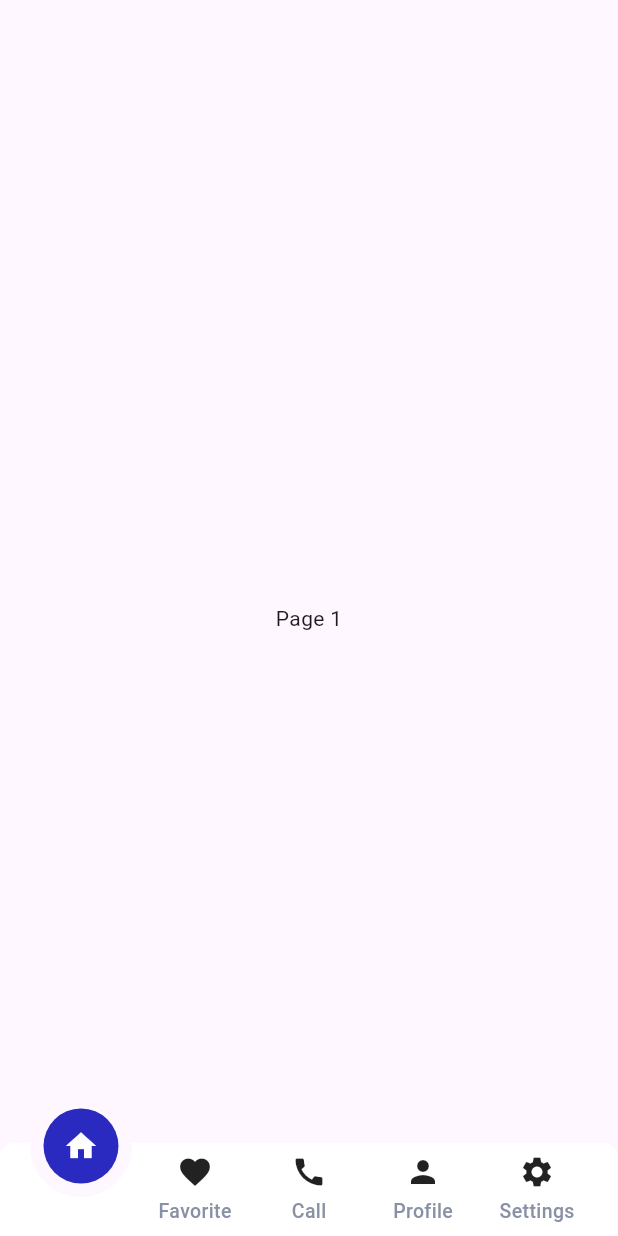
After one commit to sedrabarakat/Doctors-Medical-Center-App, a Flutter app: the BottomNavigationScreen screen opened by its route, on a phone screen of 412 x 824 dp. The commit adds this screen. Run offline on Flutter 3.47's test engine with Material 3 defaults, Android fonts, the light colour scheme and no system bars; drawn by our look-alikes of animated_notch_bottom_bar; our stand-ins replace animate_do, bloc, dartz, dio, flutter_bloc, flutter_staggered_animations and 8 more; missing offline and left inert: floating_bubbles, flutter_timer_countdown.

Commit message:
bottom navigation bar

```diff
--- a/lib/core/domain/urls/app_url.dart
+++ b/lib/core/domain/urls/app_url.dart
@@ -1,4 +1,4 @@
-const baseServ = "http://192.168.1.13:8000/";
+const baseServ = "http://192.168.1.10:8000/";
 const baseUrl = "${baseServ}api/";
 const auth = 'auth/';
 
--- a/lib/core/helper/image_helper.dart
+++ b/lib/core/helper/image_helper.dart
@@ -4,7 +4,6 @@ import 'dart:io';
 class ImageHelper {
   static final ImagePicker _imagePicker = ImagePicker();
   static Future<File?> pickImage(ImageSource source) async {
-    print("HELLO WORLD");
     XFile? pickedImage;
     switch (source) {
       case ImageSource.camera:
--- a/lib/core/routing/app_router.dart
+++ b/lib/core/routing/app_router.dart
@@ -1,6 +1,7 @@
 import 'package:doctor_app/src/features/auth/presentation/pages/login_screen.dart';
 import 'package:doctor_app/src/features/auth/presentation/pages/signup_screen.dart';
 import 'package:doctor_app/src/features/auth/presentation/pages/verification_code_screen.dart';
+import 'package:doctor_app/src/features/bottom_navigation_screen/bottom_navigation_screen.dart';
 import 'package:doctor_app/src/features/splash/splash_screen.dart';
 import 'package:go_router/go_router.dart';
 
@@ -8,6 +9,8 @@ class AppRouter {
   static const kLogin = '/login';
   static const kSignUp = '/sign_up';
   static const kVerificationCode = '/verification_code';
+  static const kBottomNavigationScreen = '/bottom_navigation_screen';
+
   static final router = GoRouter(
     routes: [
       GoRoute(
@@ -25,7 +28,11 @@ class AppRouter {
       GoRoute(
         path: kVerificationCode,
         builder: (context, state) => const VerificationCodeScreen(),
-      )
+      ),
+      GoRoute(
+        path: kBottomNavigationScreen,
+        builder: (context, state) => const BottomNavigationScreen(),
+      ),
     ],
   );
 }
--- a/lib/core/utils/style_manager.dart
+++ b/lib/core/utils/style_manager.dart
@@ -37,6 +37,11 @@ class StyleManager {
     fontWeight: FontWeight.w500,
     color: ColorsHelper.white,
   );
+  static TextStyle fontMedium13 = const TextStyle(
+    fontWeight: FontWeight.w500,
+    fontSize: 13,
+    color: ColorsHelper.lighGrey,
+  );
   /*>>>>>>>>>> Regular <<<<<<<<<<*/
   static TextStyle fontRegular20White = const TextStyle(
     fontSize: 20,
--- a/lib/src/features/auth/presentation/cubit/cubit/auth_cubit.dart
+++ b/lib/src/features/auth/presentation/cubit/cubit/auth_cubit.dart
@@ -41,7 +41,6 @@ class AuthCubit extends Cubit<AuthState> {
   };
 
   String code = "";
-  int numberOfSuccessResend = -1;
   int waitSeconds = 10;
   bool isFinished = true;
   Future<void> requestCode() async {
--- a/lib/src/features/auth/presentation/pages/signup_screen.dart
+++ b/lib/src/features/auth/presentation/pages/signup_screen.dart
@@ -21,7 +21,6 @@ class SignUpScreen extends StatelessWidget {
     return BlocListener<AuthCubit, AuthState>(
       listener: (context, state) {
         if (state is SignUpErrorState) {
-          print(state.error);
           ToastBar.onNetworkFailure(
             context,
             networkException: state.error,
--- /dev/null
+++ b/lib/src/features/bottom_navigation_screen/bottom_navigation_screen.dart
@@ -0,0 +1,199 @@
+import 'package:animated_notch_bottom_bar/animated_notch_bottom_bar/animated_notch_bottom_bar.dart';
+import 'package:doctor_app/core/helper/color_helper.dart';
+import 'package:doctor_app/core/utils/style_manager.dart';
+import 'package:flutter/material.dart';
+
+class BottomNavigationScreen extends StatefulWidget {
+  const BottomNavigationScreen({super.key});
+
+  @override
+  State<BottomNavigationScreen> createState() => _BottomNavigationScreenState();
+}
+
+class _BottomNavigationScreenState extends State<BottomNavigationScreen> {
+  final PageController _pageController = PageController();
+  final NotchBottomBarController _controller =
+      NotchBottomBarController(index: 0);
+
+  //todo put the actual screens
+  final List<Widget> bottomBarPages = [
+    const Test1(),
+    const Test2(),
+    const Test3(),
+    const Test4(),
+    const Test5(),
+  ];
+  @override
+  Widget build(BuildContext context) {
+    return Scaffold(
+      body: PageView(
+        controller: _pageController,
+        physics: const NeverScrollableScrollPhysics(),
+        children: List.generate(
+          bottomBarPages.length,
+          (index) => bottomBarPages[index],
+        ),
+      ),
+      extendBody: true,
+      bottomNavigationBar: AnimatedNotchBottomBar(
+        notchBottomBarController: _controller,
+        color: ColorsHelper.white,
+        showLabel: true,
+        textOverflow: TextOverflow.visible,
+        maxLine: 1,
+        shadowElevation: 5,
+        kBottomRadius: 0,
+        notchColor: ColorsHelper.primary,
+        removeMargins: true,
+        showShadow: false,
+        durationInMilliSeconds: 300,
+        itemLabelStyle: StyleManager.fontMedium13.copyWith(
+          color: const Color(0XFF8891A5),
+        ),
+        elevation: 1,
+        bottomBarItems: const [
+          BottomBarItem(
+            inActiveItem: Icon(Icons.home),
+            activeItem: Icon(
+              Icons.home,
+              color: ColorsHelper.white,
+            ),
+            itemLabel: 'Home',
+          ),
+          BottomBarItem(
+            inActiveItem: Icon(Icons.favorite),
+            activeItem: Icon(
+              Icons.favorite,
+              color: ColorsHelper.white,
+            ),
+            itemLabel: 'Favorite',
+          ),
+          BottomBarItem(
+            inActiveItem: Icon(Icons.call),
+            activeItem: Icon(
+              Icons.call,
+              color: ColorsHelper.white,
+            ),
+            itemLabel: "Call",
+          ),
+          BottomBarItem(
+            inActiveItem: Icon(Icons.person),
+            activeItem: Icon(
+              Icons.person,
+              color: ColorsHelper.white,
+            ),
+            itemLabel: 'Profile',
+          ),
+          BottomBarItem(
+            inActiveItem: Icon(Icons.settings),
+            activeItem: Icon(
+              Icons.settings,
+              color: ColorsHelper.white,
+            ),
+            itemLabel: 'Settings',
+          ),
+        ],
+        onTap: (index) {
+          _pageController.jumpToPage(index);
+        },
+        kIconSize: 24.0,
+      ),
+    );
+  }
+}
+
+// todo delete this
+class Test1 extends StatelessWidget {
+  const Test1({super.key});
+
+  @override
+  Widget build(BuildContext context) {
+    return const Scaffold(
+      body: SizedBox(
+        height: double.infinity,
+        width: double.infinity,
+        child: Center(
+          child: Text(
+            "Page 1",
+          ),
+        ),
+      ),
+    );
+  }
+}
+
+class Test2 extends StatelessWidget {
+  const Test2({super.key});
+
+  @override
+  Widget build(BuildContext context) {
+    return const Scaffold(
+      body: SizedBox(
+        height: double.infinity,
+        width: double.infinity,
+        child: Center(
+          child: Text(
+            "Page 2",
+          ),
+        ),
+      ),
+    );
+  }
+}
+
+class Test3 extends StatelessWidget {
+  const Test3({super.key});
+
+  @override
+  Widget build(BuildContext context) {
+    return const Scaffold(
+      body: SizedBox(
+        height: double.infinity,
+        width: double.infinity,
+        child: Center(
+          child: Text(
+            "Page 3",
+          ),
+        ),
+      ),
+    );
+  }
+}
+
+class Test4 extends StatelessWidget {
+  const Test4({super.key});
+
+  @override
+  Widget build(BuildContext context) {
+    return const Scaffold(
+      body: SizedBox(
+        height: double.infinity,
+        width: double.infinity,
+        child: Center(
+          child: Text(
+            "Page 4",
+          ),
+        ),
+      ),
+    );
+  }
+}
+
+class Test5 extends StatelessWidget {
+  const Test5({super.key});
+
+  @override
+  Widget build(BuildContext context) {
+    return const Scaffold(
+      body: SizedBox(
+        height: double.infinity,
+        width: double.infinity,
+        child: Center(
+          child: Text(
+            "Page 5",
+          ),
+        ),
+      ),
+    );
+  }
+}
--- a/pubspec.yaml
+++ b/pubspec.yaml
@@ -56,6 +56,7 @@ dependencies:
   floating_bubbles: ^2.6.2
   flutter_staggered_animations: ^1.1.1
   image_picker: ^1.1.2
+  animated_notch_bottom_bar: ^1.0.3
 
 dev_dependencies:
   flutter_test:
```
Also changed, not shown: lib/src/features/auth/presentation/pages/verification_code_screen.dart (+12 -48 lines), lib/src/features/auth/presentation/pages/widgets/resend_count_down_widget.dart (added, +54 -0 lines), pubspec.lock.
